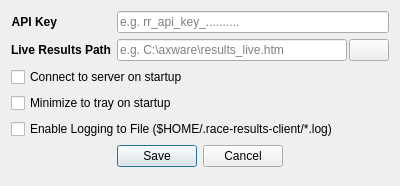
Old version of the form src/race_results/ui/config_dialog.ui in the repository Shamtam/race-results-client.
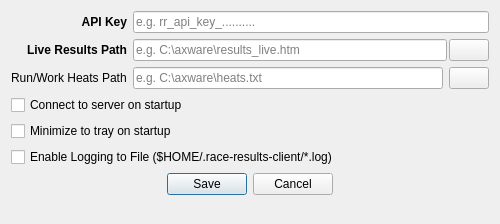
New version of the form. Icons and pictures are not drawn.

Commit message: Initial run/work heat parsing implementation

What changed in the file:
```diff
--- a/src/race_results/ui/config_dialog.ui
+++ b/src/race_results/ui/config_dialog.ui
@@ -6,8 +6,8 @@
    <rect>
     <x>0</x>
     <y>0</y>
-    <width>400</width>
-    <height>186</height>
+    <width>500</width>
+    <height>224</height>
    </rect>
   </property>
   <property name="windowTitle">
@@ -21,6 +21,9 @@
    <bool>true</bool>
   </property>
   <layout class="QFormLayout" name="formLayout">
+   <property name="labelAlignment">
+    <set>Qt::AlignmentFlag::AlignRight|Qt::AlignmentFlag::AlignTrailing|Qt::AlignmentFlag::AlignVCenter</set>
+   </property>
    <item row="1" column="0">
     <widget class="QLabel" name="label_api">
      <property name="text">
@@ -78,14 +81,14 @@
      </item>
     </layout>
    </item>
-   <item row="3" column="0" colspan="2">
+   <item row="5" column="0" colspan="2">
     <widget class="QCheckBox" name="cb_autostart">
      <property name="text">
       <string>Connect to server on startup</string>
      </property>
     </widget>
    </item>
-   <item row="4" column="0" colspan="2">
+   <item row="6" column="0" colspan="2">
     <widget class="QCheckBox" name="cb_traystart">
      <property name="text">
       <string>Minimize to tray on startup</string>
@@ -95,7 +98,7 @@
      </property>
     </widget>
    </item>
-   <item row="6" column="0" colspan="2">
+   <item row="8" column="0" colspan="2">
     <widget class="QDialogButtonBox" name="buttonBox">
      <property name="orientation">
       <enum>Qt::Orientation::Horizontal</enum>
@@ -108,13 +111,49 @@
      </property>
     </widget>
    </item>
-   <item row="5" column="0" colspan="2">
+   <item row="7" column="0" colspan="2">
     <widget class="QCheckBox" name="cb_logfile">
      <property name="text">
       <string>Enable Logging to File ($HOME/.race-results-client/*.log)</string>
      </property>
     </widget>
    </item>
+   <item row="3" column="0">
+    <widget class="QLabel" name="label_heatsfile">
+     <property name="font">
+      <font>
+       <bold>false</bold>
+      </font>
+     </property>
+     <property name="text">
+      <string>Run/Work Heats Path</string>
+     </property>
+    </widget>
+   </item>
+   <item row="3" column="1">
+    <layout class="QHBoxLayout" name="horizontalLayout_2">
+     <item>
+      <widget class="QLineEdit" name="text_heatsfile">
+       <property name="inputMask">
+        <string/>
+       </property>
+       <property name="placeholderText">
+        <string>e.g. C:\axware\heats.txt</string>
+       </property>
+      </widget>
+     </item>
+     <item>
+      <widget class="QPushButton" name="button_heatsfile">
+       <property name="text">
+        <string/>
+       </property>
+       <property name="icon">
+        <iconset theme="QIcon::ThemeIcon::DocumentOpen"/>
+       </property>
+      </widget>
+     </item>
+    </layout>
+   </item>
   </layout>
  </widget>
  <resources>
```
Left out of the diff: 17 changed lines with no effect on the pictures. The commit also changes 19 other files.
